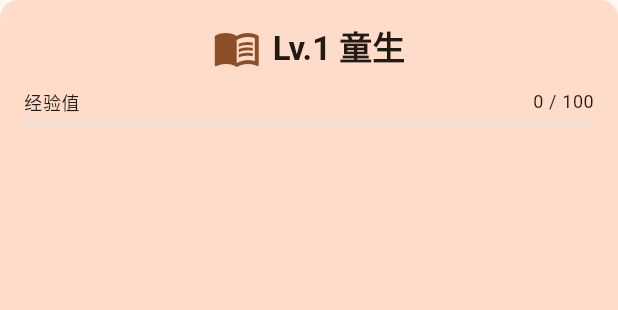
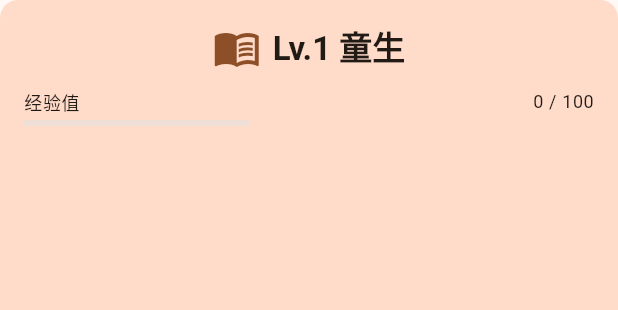
Before and after one commit to warrior2005/idiom_crossword, a Flutter app: the LevelDisplay widget shown alone on an empty page, opened directly, on a phone screen of 412 x 824 dp. Shown: the top 310 px of the screen. Run offline on Flutter 3.47's test engine with Material 3 defaults, Android fonts, the phone set to English and light mode, and no system bars; our stand-ins replace drift, flutter_riverpod; accounts and stored records are empty; generated files the repository leaves out were written again.

Commit message:
fix: constrain LinearProgressIndicator width in LevelDisplay

```diff
--- a/lib/src/ui/widgets/level_display.dart
+++ b/lib/src/ui/widgets/level_display.dart
@@ -59,11 +59,14 @@ class LevelDisplay extends ConsumerWidget {
                 ],
               ),
               const SizedBox(height: 4),
-              LinearProgressIndicator(
-                value: player.xpProgress,
-                backgroundColor: Theme.of(context).colorScheme.surfaceContainerHighest,
-                valueColor: AlwaysStoppedAnimation<Color>(
-                  Theme.of(context).colorScheme.primary,
+              SizedBox(
+                width: 150,
+                child: LinearProgressIndicator(
+                  value: player.xpProgress,
+                  backgroundColor: Theme.of(context).colorScheme.surfaceContainerHighest,
+                  valueColor: AlwaysStoppedAnimation<Color>(
+                    Theme.of(context).colorScheme.primary,
+                  ),
                 ),
               ),
             ],
```
